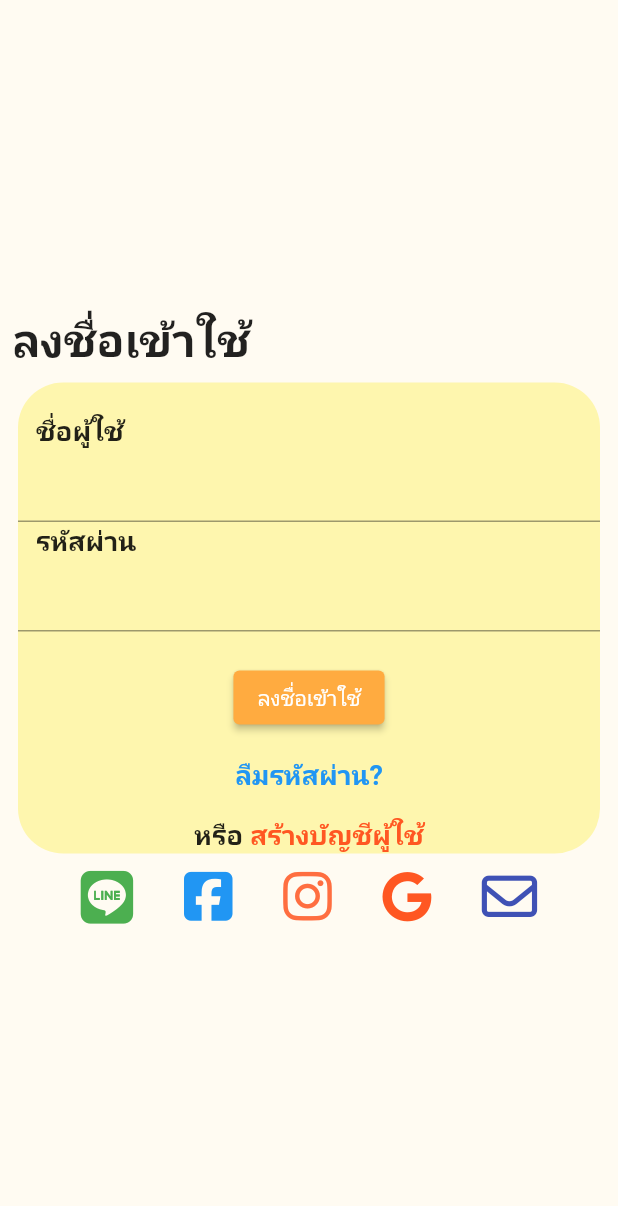
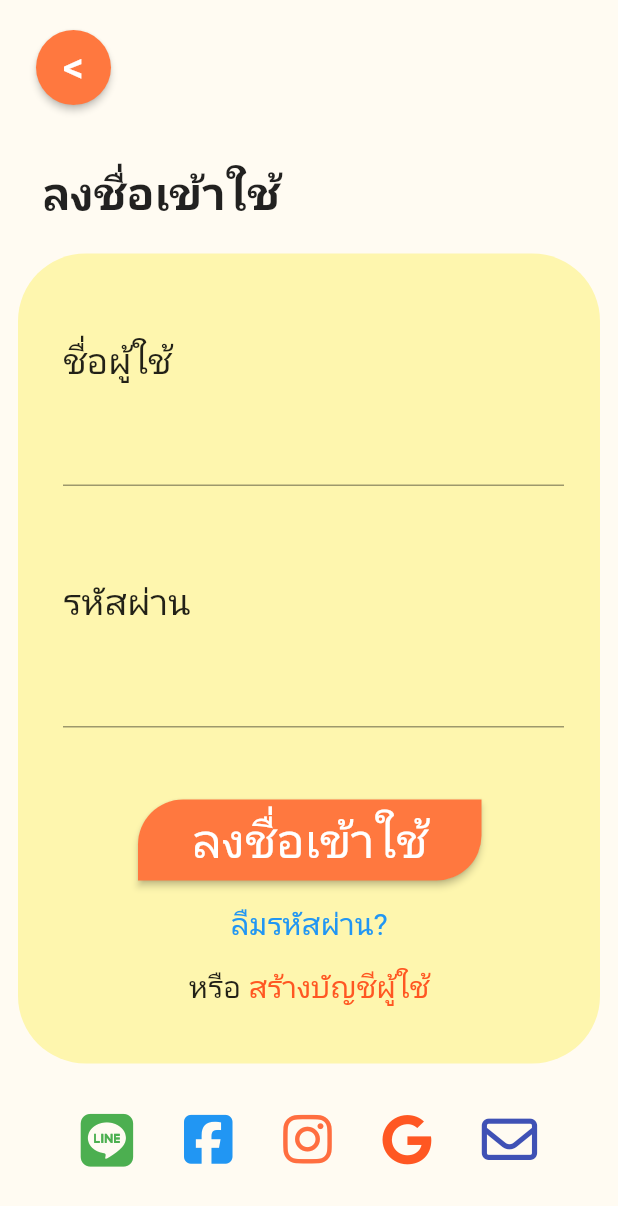
Before and after one commit to AINutritionProject/KinDeeUDee, a Flutter app: the LoginPage screen opened directly, on a phone screen of 412 x 824 dp. Shown: the top 1206 px of the screen. Run offline on Flutter 3.47's test engine with Material 2 defaults, Android fonts, the phone set to English and light mode, and no system bars; our stand-ins replace camera, cloud_firestore, csv, dotted_border, firebase_auth, firebase_core and 5 more; missing offline and left inert: dart:ffi; accounts and stored records are empty.

Commit message:
I have decorated all this page

```diff
--- a/lib/pages/login.dart
+++ b/lib/pages/login.dart
@@ -36,53 +36,74 @@ class _LogInFormState extends State<LogInForm> {
     return Form(
         key: _formKey,
         child: Column(
-          mainAxisAlignment: MainAxisAlignment.center,
           crossAxisAlignment: CrossAxisAlignment.start,
           children: [
             const SizedBox(
               height: 20,
             ),
             const Padding(
-              padding: EdgeInsets.symmetric(horizontal: 12),
+              padding: EdgeInsets.only(left: 30, top: 34),
               child: Text(
                 "ชื่อผู้ใช้",
-                style: TextStyle(fontSize: 18, fontWeight: FontWeight.w600),
+                style: TextStyle(fontSize: 24, fontWeight: FontWeight.w300),
               ),
             ),
-            TextFormField(
+            Padding(
+                padding: const EdgeInsets.only(
+                    left: 30, right: 24, top: 20, bottom: 60),
+                child: TextFormField(
                   controller: _usernameController,
                   cursorHeight: 30,
                   decoration: const InputDecoration(
                     border: UnderlineInputBorder(),
                   ),
+                  style: const TextStyle(fontSize: 20),
+                )),
+            const Padding(
+              padding: EdgeInsets.only(
+                left: 30,
               ),
-            const Padding(
-              padding: EdgeInsets.symmetric(horizontal: 12),
               child: Text(
                 "รหัสผ่าน",
-                style: TextStyle(fontSize: 18, fontWeight: FontWeight.w600),
+                style: TextStyle(fontSize: 24, fontWeight: FontWeight.w300),
               ),
             ),
-            TextFormField(
+            Padding(
+                padding: const EdgeInsets.only(
+                  left: 30,
+                  right: 24,
+                  top: 20,
+                ),
+                child: TextFormField(
                     controller: _passwordController,
                     obscureText: true,
                     decoration: const InputDecoration(
                       border: UnderlineInputBorder(),
                     ),
-            ),
+                    style: const TextStyle(fontSize: 20))),
             const SizedBox(
               height: 20,
             ),
-            Center(
+            Padding(
+              padding: const EdgeInsets.only(left: 80, right: 79, top: 28),
               child: ElevatedButton(
                 style: ElevatedButton.styleFrom(
-                    backgroundColor: Colors.orangeAccent),
+                    backgroundColor: const Color.fromRGBO(255, 120, 63, 1),
+                    minimumSize: const Size.fromHeight(54),
+                    shape: const RoundedRectangleBorder(
+                      borderRadius: BorderRadius.only(
+                          topLeft: Radius.circular(30),
+                          bottomRight: Radius.circular(30)),
+                    )),
                 onPressed: () {
                   _onLogin();
                 },
                 child: const Text(
                   "ลงชื่อเข้าใช้",
-                  style: TextStyle(fontWeight: FontWeight.w200),
+                  style: TextStyle(
+                    fontSize: 32,
+                    fontWeight: FontWeight.w300,
+                  ),
                 ),
               ),
             ),
@@ -93,8 +114,8 @@ class _LogInFormState extends State<LogInForm> {
               child: Text(
                 "ลืมรหัสผ่าน?",
                 style: TextStyle(
-                    fontSize: 18,
-                    fontWeight: FontWeight.w600,
+                    fontSize: 20,
+                    fontWeight: FontWeight.w400,
                     color: Colors.blue),
               ),
             ),
@@ -106,7 +127,7 @@ class _LogInFormState extends State<LogInForm> {
               children: [
                 const Text(
                   "หรือ",
-                  style: TextStyle(fontSize: 18, fontWeight: FontWeight.w600),
+                  style: TextStyle(fontSize: 20, fontWeight: FontWeight.w400),
                 ),
                 GestureDetector(
                   onTap: () {
@@ -116,8 +137,8 @@ class _LogInFormState extends State<LogInForm> {
                   child: const Text(
                     " สร้างบัญชีผู้ใช้",
                     style: TextStyle(
-                        fontSize: 18,
-                        fontWeight: FontWeight.w600,
+                        fontSize: 20,
+                        fontWeight: FontWeight.w400,
                         color: Colors.deepOrange),
                   ),
                 )
@@ -138,28 +159,52 @@ class _LoginPageState extends State<LoginPage> {
   Widget build(BuildContext context) {
     return Scaffold(
         backgroundColor: const Color.fromRGBO(255, 251, 242, 1),
-      body: Column(
+        body: SafeArea(
+          child: SingleChildScrollView(
+              child: Column(
             crossAxisAlignment: CrossAxisAlignment.start,
             mainAxisAlignment: MainAxisAlignment.center,
             children: [
+              Padding(
+                  padding: const EdgeInsets.only(left: 24, top: 20),
+                  child: ElevatedButton(
+                    style: ElevatedButton.styleFrom(
+                        backgroundColor: const Color.fromRGBO(255, 120, 63, 1),
+                        minimumSize: const Size(50, 50),
+                        shape: RoundedRectangleBorder(
+                          borderRadius: BorderRadius.circular(30.0),
+                        )),
+                    onPressed: () => {},
+                    child: const Text(
+                      "<",
+                      textAlign: TextAlign.center,
+                      style: TextStyle(fontSize: 28),
+                    ),
+                  )),
               const Padding(
-            padding: EdgeInsets.all(8.0),
+                padding: EdgeInsets.only(top: 38, left: 28),
                 child: Text(
                   "ลงชื่อเข้าใช้",
                   style: TextStyle(fontWeight: FontWeight.bold, fontSize: 30),
                 ),
               ),
               Padding(
-            padding: const EdgeInsets.symmetric(horizontal: 12),
+                padding: const EdgeInsets.only(
+                    left: 12, right: 12, top: 20, bottom: 22),
                 child: Container(
+                  width: double.infinity,
+                  height: 540,
                   decoration: const BoxDecoration(
                       color: Color.fromRGBO(254, 246, 174, 1),
-                  borderRadius: BorderRadius.all(Radius.circular(30))),
+                      borderRadius: BorderRadius.all(Radius.circular(45))),
                   child: const LogInForm(),
                 ),
               ),
-          Container(
-            margin: const EdgeInsets.symmetric(vertical: 10, horizontal: 20),
+              Padding(
+                padding: const EdgeInsets.only(bottom: 100),
+                child: Container(
+                  margin:
+                      const EdgeInsets.symmetric(vertical: 10, horizontal: 20),
                   child: Row(
                     mainAxisAlignment: MainAxisAlignment.spaceEvenly,
                     mainAxisSize: MainAxisSize.max,
@@ -196,9 +241,10 @@ class _LoginPageState extends State<LoginPage> {
                       )
                     ],
                   ),
+                ),
               )
             ],
-      ),
-    );
+          )),
+        ));
   }
 }
```
Lines whose indentation alone changed are shown as unchanged.
